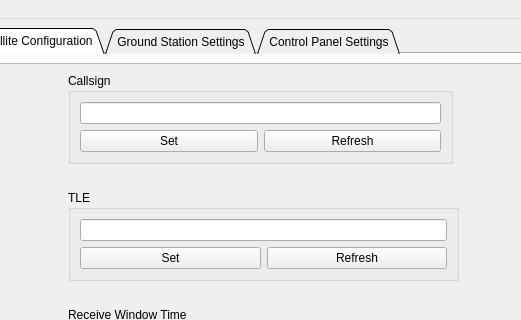
Above: FOSSAGSCP/mainwindow.ui from FOSSASystems/FOSSA-GroundStationControlPanel before the change; both pictures show x 161 to 682 and y 0 to 320 of the 875 by 833 pixel window. Below: the same form after it.
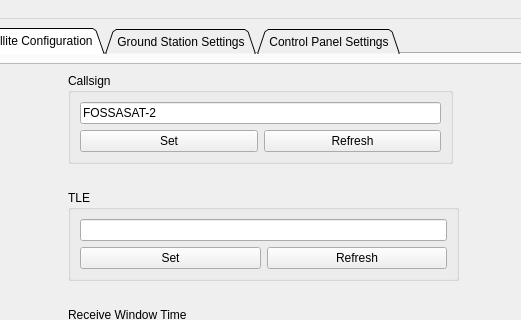
That is the form after the change. The open tabs and pages were chosen to show the change.

Diff of the .ui file:
```diff
--- a/FOSSAGSCP/mainwindow.ui
+++ b/FOSSAGSCP/mainwindow.ui
@@ -1632,7 +1632,17 @@
                 </widget>
                </item>
                <item row="0" column="1" colspan="2">
-                <widget class="QLineEdit" name="lineEdit_10"/>
+                <widget class="QLineEdit" name="callsignLineEdit">
+                 <property name="text">
+                  <string>FOSSASAT-2</string>
+                 </property>
+                 <property name="frame">
+                  <bool>true</bool>
+                 </property>
+                 <property name="placeholderText">
+                  <string>FOSSASAT-2</string>
+                 </property>
+                </widget>
                </item>
               </layout>
              </widget>
```
Left out of the diff: 28 changed lines with no effect on the pictures.
